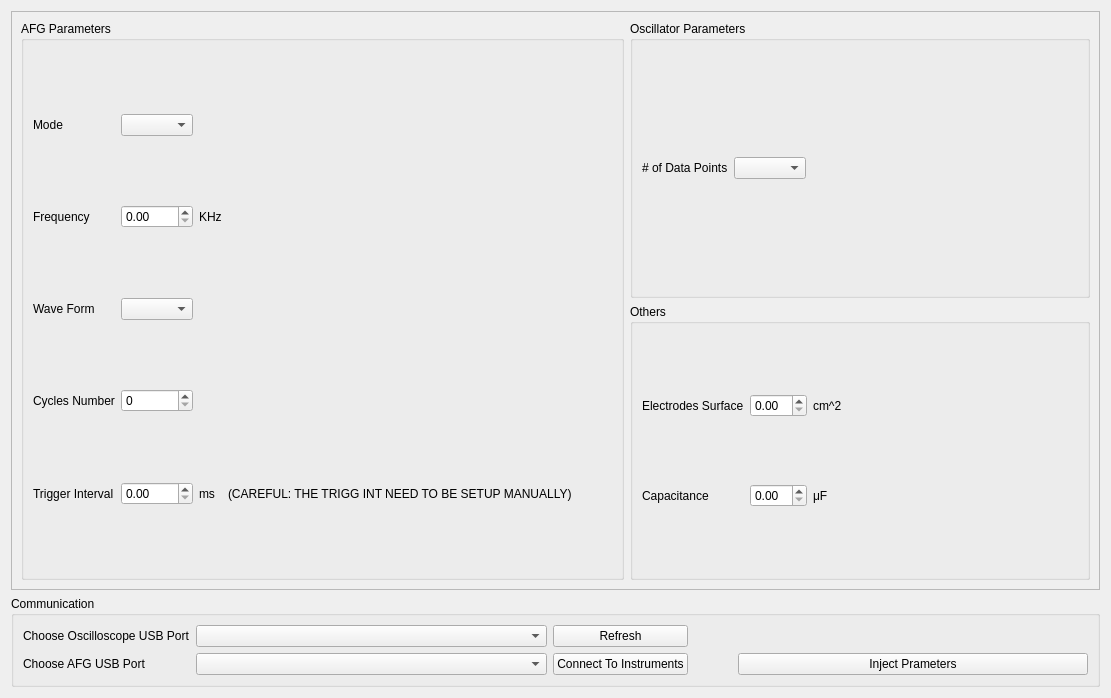
The window that gui/views/optionsViewUI.ui (AceEagle/ElectricViewCHU) describes before a commit, drawn with Qt 5.
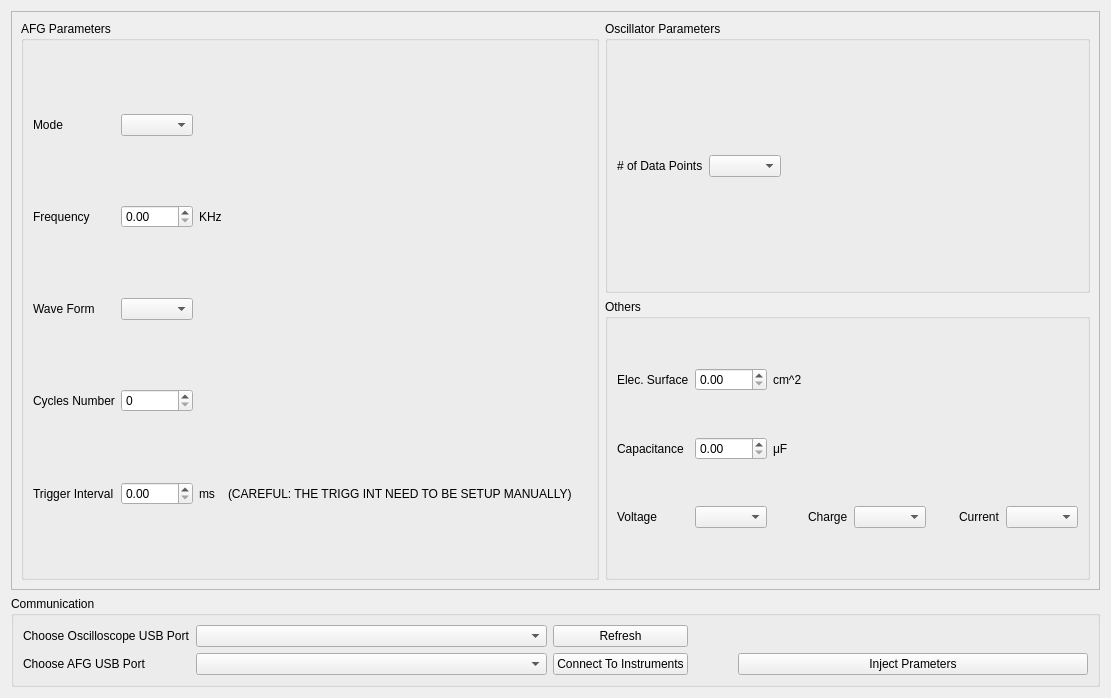
The same window after the commit.

Commit message: channels button

What changed in the file:
```diff
--- a/gui/views/optionsViewUI.ui
+++ b/gui/views/optionsViewUI.ui
@@ -391,6 +391,32 @@
          <string>Others</string>
         </property>
         <layout class="QGridLayout" name="gridLayout_6">
+         <item row="5" column="1">
+          <widget class="QComboBox" name="VoltageComboBox"/>
+         </item>
+         <item row="5" column="4">
+          <widget class="QLabel" name="label_8">
+           <property name="text">
+            <string>Charge</string>
+           </property>
+          </widget>
+         </item>
+         <item row="5" column="5">
+          <widget class="QComboBox" name="ChargeComboBox"/>
+         </item>
+         <item row="1" column="5">
+          <spacer name="horizontalSpacer_3">
+           <property name="orientation">
+            <enum>Qt::Horizontal</enum>
+           </property>
+           <property name="sizeHint" stdset="0">
+            <size>
+             <width>40</width>
+             <height>20</height>
+            </size>
+           </property>
+          </spacer>
+         </item>
          <item row="0" column="0">
           <spacer name="verticalSpacer_13">
            <property name="orientation">
@@ -411,33 +437,16 @@
            </property>
           </widget>
          </item>
-         <item row="1" column="3">
-          <spacer name="horizontalSpacer_3">
-           <property name="orientation">
-            <enum>Qt::Horizontal</enum>
-           </property>
-           <property name="sizeHint" stdset="0">
-            <size>
-             <width>40</width>
-             <height>20</height>
-            </size>
-           </property>
-          </spacer>
-         </item>
-         <item row="1" column="2">
-          <widget class="QLabel" name="label_4">
-           <property name="text">
-            <string>cm^2</string>
-           </property>
-          </widget>
-         </item>
          <item row="1" column="1">
           <widget class="QDoubleSpinBox" name="ElectrodesSurfaceDSpinBox"/>
          </item>
+         <item row="3" column="1">
+          <widget class="QDoubleSpinBox" name="CapacitanceDSpinBox"/>
+         </item>
          <item row="1" column="0">
           <widget class="QLabel" name="ElectrodesSurfaceLabel">
            <property name="text">
-            <string>Electrodes Surface</string>
+            <string>Elec. Surface</string>
            </property>
           </widget>
          </item>
@@ -454,6 +463,19 @@
            </property>
           </spacer>
          </item>
+         <item row="3" column="5">
+          <spacer name="horizontalSpacer_5">
+           <property name="orientation">
+            <enum>Qt::Horizontal</enum>
+           </property>
+           <property name="sizeHint" stdset="0">
+            <size>
+             <width>40</width>
+             <height>20</height>
+            </size>
+           </property>
+          </spacer>
+         </item>
          <item row="4" column="0">
           <spacer name="verticalSpacer_9">
            <property name="orientation">
@@ -467,8 +489,61 @@
            </property>
           </spacer>
          </item>
-         <item row="3" column="1">
-          <widget class="QDoubleSpinBox" name="CapacitanceDSpinBox"/>
+         <item row="5" column="7">
+          <widget class="QLabel" name="label_9">
+           <property name="text">
+            <string>Current</string>
+           </property>
+          </widget>
+         </item>
+         <item row="5" column="8">
+          <widget class="QComboBox" name="CurrentComboBox"/>
+         </item>
+         <item row="5" column="6">
+          <spacer name="horizontalSpacer_7">
+           <property name="orientation">
+            <enum>Qt::Horizontal</enum>
+           </property>
+           <property name="sizeHint" stdset="0">
+            <size>
+             <width>40</width>
+             <height>20</height>
+            </size>
+           </property>
+          </spacer>
+         </item>
+         <item row="5" column="0">
+          <widget class="QLabel" name="label_7">
+           <property name="text">
+            <string>Voltage</string>
+           </property>
+          </widget>
+         </item>
+         <item row="6" column="0">
+          <spacer name="verticalSpacer_10">
+           <property name="orientation">
+            <enum>Qt::Vertical</enum>
+           </property>
+           <property name="sizeHint" stdset="0">
+            <size>
+             <width>20</width>
+             <height>40</height>
+            </size>
+           </property>
+          </spacer>
+         </item>
+         <item row="5" column="2">
+          <spacer name="horizontalSpacer_6">
+           <property name="orientation">
+            <enum>Qt::Horizontal</enum>
+           </property>
+           <property name="sizeHint" stdset="0">
+            <size>
+             <width>40</width>
+             <height>20</height>
+            </size>
+           </property>
+          </spacer>
          </item>
          <item row="3" column="2">
           <widget class="QLabel" name="label_6">
@@ -477,18 +552,12 @@
            </property>
           </widget>
          </item>
-         <item row="3" column="3">
-          <spacer name="horizontalSpacer_5">
-           <property name="orientation">
-            <enum>Qt::Horizontal</enum>
+         <item row="1" column="2">
+          <widget class="QLabel" name="label_4">
+           <property name="text">
+            <string>cm^2</string>
            </property>
-           <property name="sizeHint" stdset="0">
-            <size>
-             <width>40</width>
-             <height>20</height>
-            </size>
-           </property>
-          </spacer>
+          </widget>
          </item>
         </layout>
        </widget>
```
The commit also changes 2 other files.
